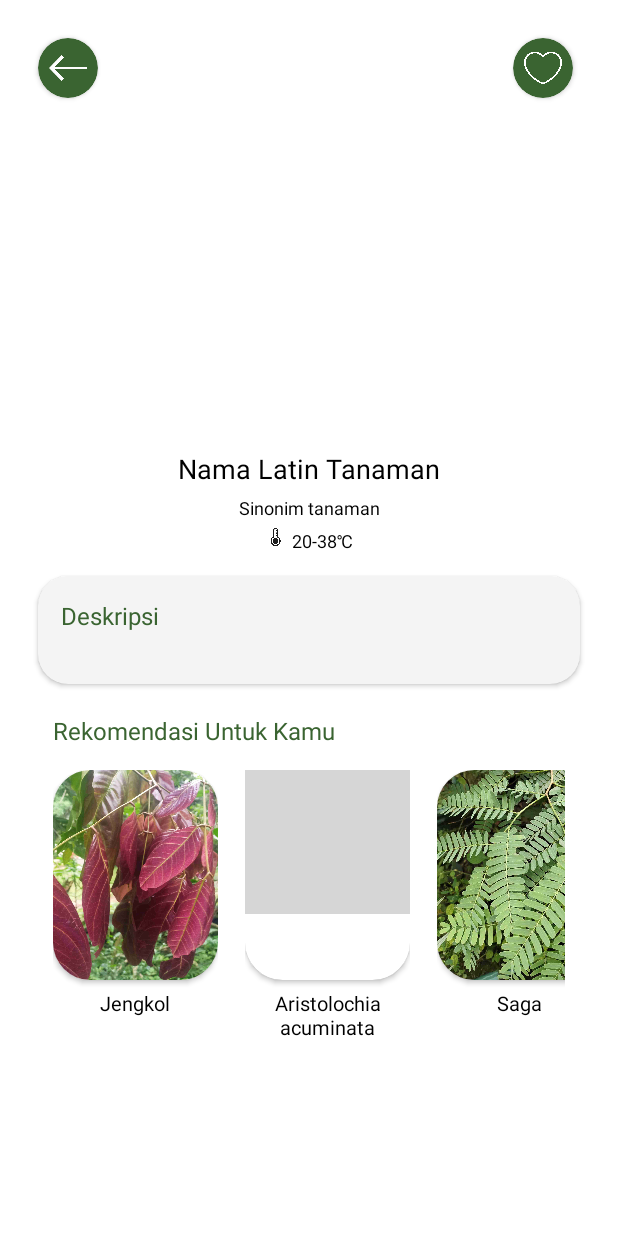
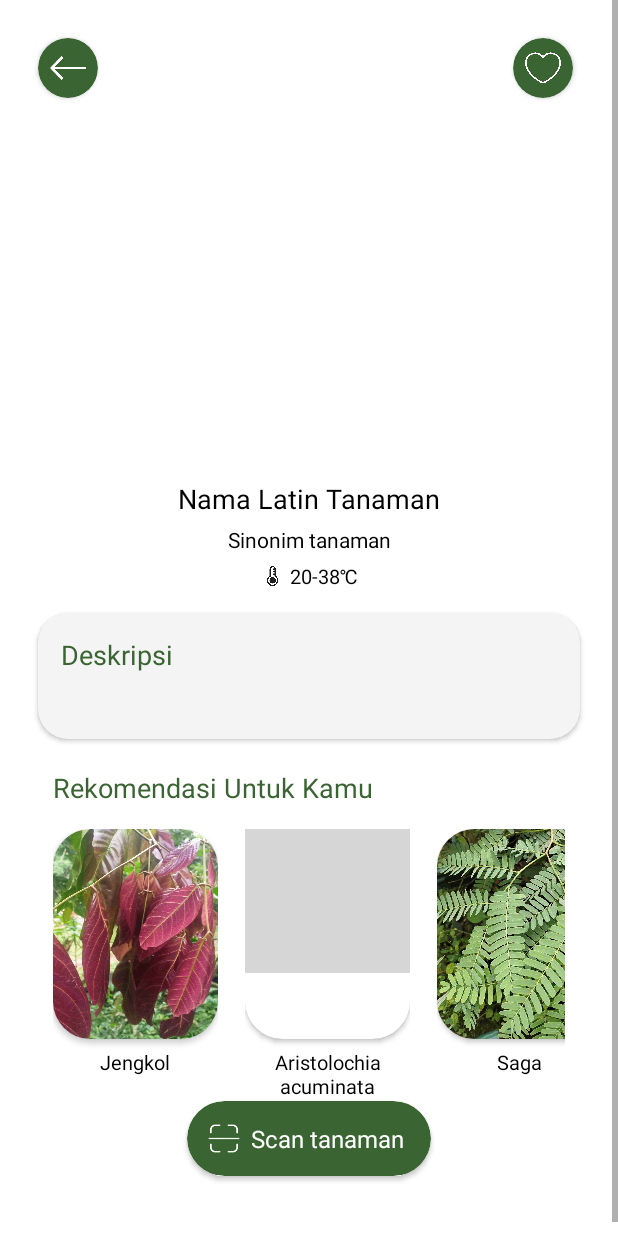
Before and after one commit to panduwjaya/Sistem-Cerdas-Rekomendasi-Tanaman, an Android app: the DetailTanamanActivity screen opened directly, with no data from a screen before it, on a phone screen of 412 x 824 dp. Run offline under Robolectric (Android 15) with nearby library versions, the phone set to English and light mode, and no system bars; our stand-ins replace CircleImageView, Room's generated code; 1 statement that could not run was skipped; grey boxes are pictures that could not be loaded.

Commit message:
Update - modify navbar, add scan button in detail

```diff
--- a/app/src/main/java/com/example/sistemcerdasrekomendasitanaman/data/database/DummyData.kt
+++ b/app/src/main/java/com/example/sistemcerdasrekomendasitanaman/data/database/DummyData.kt
@@ -12,7 +12,7 @@ object DummyData {
         Favorite(5, "Mussaenda frondosa", R.drawable.mussaenda_frondosa_1),
         Favorite(6, "Micromelum minutum", R.drawable.micromelum_minutum_1),
         Favorite(7, "Melicope latifolia", R.drawable.melicope_lunu_ankenda_1),
-        Favorite(8, "Cinnamomum verum ", R.drawable.cinnamomum_verum_1),
+        Favorite(8, "Cinamomum zeylanicum ", R.drawable.cinnamomum_verum_1),
         Favorite(9, "Uvaria grandiflora", R.drawable.uvaria_1),
         Favorite(10, "Saga", R.drawable.saga_1)
     )
@@ -77,7 +77,7 @@ object DummyData {
         DetailTanaman(
             8,
             R.drawable.cinnamomum_verum_1,
-            "Cinnamomum zeylanicum",
+            "Cinamomum zeylanicum",
             "Kayu Manis, Cinnamomum verum",
             "19–23,3℃",
             "Cinnamomum verum, dari keluarga Lauraceae, berasal dari Sri Lanka. Pohon ini dapat tumbuh hingga 17 meter dan memiliki daun hijau gelap dengan tiga urat kuning yang khas. Bunganya kecil, berwarna putih atau krem, dan buahnya berupa drupa ungu yang mengandung satu biji. Kulit kayunya digunakan sebagai rempah kayu manis, sementara minyak dari daunnya digunakan sebagai perasa."
--- a/app/src/main/java/com/example/sistemcerdasrekomendasitanaman/ui/primary/detail_tanaman/DetailTanamanActivity.kt
+++ b/app/src/main/java/com/example/sistemcerdasrekomendasitanaman/ui/primary/detail_tanaman/DetailTanamanActivity.kt
@@ -15,6 +15,7 @@ import com.example.sistemcerdasrekomendasitanaman.data.database.Favorite
 import com.example.sistemcerdasrekomendasitanaman.databinding.ActivityDetailTanamanBinding
 import com.example.sistemcerdasrekomendasitanaman.ui.adapter.HorizontalRecyclerView
 import com.example.sistemcerdasrekomendasitanaman.ui.primary.favorite.FavoriteViewModel
+import com.example.sistemcerdasrekomendasitanaman.ui.primary.scan.ScanFragment
 import kotlinx.coroutines.launch
 
 class DetailTanamanActivity : AppCompatActivity() {
@@ -38,7 +39,9 @@ class DetailTanamanActivity : AppCompatActivity() {
         binding.btnBack.setOnClickListener { finish() }
 
         setupRecommendationRecyclerView()
+        setupScanButton()
         setupFavoriteButton()
+
     }
 
     private fun setupDetailPage(plant: DetailTanaman) {
@@ -52,14 +55,9 @@ class DetailTanamanActivity : AppCompatActivity() {
         checkIfFavorite(plant.id)
     }
 
-    private fun setupFavoriteButton() {
-        binding.btnFavorite.setOnClickListener {
-            plantDetail?.let { plant ->
-                if (isFavorite) removeFromFavorite(plant) else addToFavorite(plant)
-                isFavorite = !isFavorite
-                updateFavoriteButton()
-            }
-        }
+    private fun showErrorAndFinish() {
+        Toast.makeText(this, "Detail tanaman tidak ditemukan", Toast.LENGTH_SHORT).show()
+        finish()
     }
 
     private fun setupRecommendationRecyclerView() {
@@ -76,9 +74,25 @@ class DetailTanamanActivity : AppCompatActivity() {
         adapter.setData(DummyData.detailTanaman.shuffled())
     }
 
-    private fun showErrorAndFinish() {
-        Toast.makeText(this, "Detail tanaman tidak ditemukan", Toast.LENGTH_SHORT).show()
-        finish()
+    private fun setupScanButton() {
+        binding.btnScan.setOnClickListener {
+            val scanFragment = ScanFragment()
+
+            supportFragmentManager.beginTransaction()
+                .replace(R.id.nav_host_fragment_activity_main, scanFragment)
+                .addToBackStack(null)
+                .commit()
+        }
+    }
+
+    private fun setupFavoriteButton() {
+        binding.btnFavorite.setOnClickListener {
+            plantDetail?.let { plant ->
+                if (isFavorite) removeFromFavorite(plant) else addToFavorite(plant)
+                isFavorite = !isFavorite
+                updateFavoriteButton()
+            }
+        }
     }
 
     private fun checkIfFavorite(plantId: Int) {
--- a/app/src/main/res/drawable/bottom_nav_bg.xml
+++ b/app/src/main/res/drawable/bottom_nav_bg.xml
@@ -1,6 +1,26 @@
 <?xml version="1.0" encoding="utf-8"?>
-<shape xmlns:android="http://schemas.android.com/apk/res/android" android:shape="rectangle">
+<layer-list xmlns:android="http://schemas.android.com/apk/res/android">
 
-    <solid android:color="@color/white"/>
-    <corners android:topRightRadius="50dp" android:topLeftRadius="50dp"/>
-</shape>
+    <!-- Background color -->
+    <item>
+        <shape android:shape="rectangle">
+            <solid android:color="@color/white"/>
+            <corners android:topRightRadius="50dp" android:topLeftRadius="50dp"/>
+        </shape>
+    </item>
+
+    <item>
+        <shape android:shape="rectangle">
+            <solid android:color="@color/grey"/>
+            <corners android:topRightRadius="50dp" android:topLeftRadius="50dp"/>
+        </shape>
+    </item>
+
+    <item android:top="3dp" android:left="2dp" android:right="2dp">
+        <shape android:shape="rectangle">
+            <solid android:color="@color/white"/>
+            <corners android:topRightRadius="50dp" android:topLeftRadius="50dp"/>
+        </shape>
+    </item>
+
+</layer-list>
--- a/app/src/main/res/layout/activity_detail_tanaman.xml
+++ b/app/src/main/res/layout/activity_detail_tanaman.xml
@@ -23,8 +23,8 @@
             android:layout_width="wrap_content"
             android:layout_height="wrap_content"
             android:layout_gravity="center"
-            android:layout_marginHorizontal="7dp"
-            android:layout_marginVertical="7dp"
+            android:layout_marginHorizontal="8dp"
+            android:layout_marginVertical="8dp"
             android:src="@drawable/ic_back" />
     </androidx.cardview.widget.CardView>
 
@@ -44,9 +44,44 @@
             android:layout_width="wrap_content"
             android:layout_height="wrap_content"
             android:layout_gravity="center"
-            android:layout_marginHorizontal="7dp"
-            android:layout_marginVertical="7dp"
+            android:layout_marginHorizontal="8dp"
+            android:layout_marginVertical="8dp"
             android:src="@drawable/ic_btn_fav" />
+    </androidx.cardview.widget.CardView>
+
+    <androidx.cardview.widget.CardView
+        android:id="@+id/btn_scan"
+        android:layout_width="wrap_content"
+        android:layout_height="50dp"
+        android:layout_marginBottom="40dp"
+        android:layout_gravity="bottom|center"
+        android:backgroundTint="@color/green"
+        app:cardCornerRadius="50dp">
+
+        <LinearLayout
+            android:layout_width="match_parent"
+            android:layout_height="wrap_content"
+            android:orientation="horizontal">
+
+            <ImageView
+                android:id="@+id/ic_btn_scan"
+                android:contentDescription="@string/cd_ic_scan_btn"
+                android:layout_width="25dp"
+                android:layout_height="wrap_content"
+                android:layout_marginStart="12dp"
+                android:layout_marginVertical="7dp"
+                android:src="@drawable/ic_btn_scan" />
+
+            <TextView
+                android:layout_width="wrap_content"
+                android:layout_height="wrap_content"
+                android:text="@string/btn_scan_detail"
+                android:textSize="16sp"
+                android:textColor="@color/white"
+                android:layout_marginEnd="18dp"
+                android:layout_marginStart="5dp"
+                android:layout_gravity="center_vertical"/>
+        </LinearLayout>
     </androidx.cardview.widget.CardView>
 
     <ScrollView
@@ -60,7 +95,7 @@
             <com.google.android.material.imageview.ShapeableImageView
                 android:id="@+id/iv_detail_tanaman"
                 android:layout_width="match_parent"
-                android:layout_height="280dp"
+                android:layout_height="300dp"
                 android:scaleType="centerCrop"
                 app:layout_constraintEnd_toEndOf="parent"
                 app:layout_constraintStart_toStartOf="parent"
@@ -87,7 +122,7 @@
                 android:layout_marginTop="5dp"
                 android:text="@string/sinonim_tanaman"
                 android:textColor="@color/black"
-                android:textSize="12sp"
+                android:textSize="14sp"
                 app:layout_constraintEnd_toEndOf="@+id/plant_name"
                 app:layout_constraintStart_toStartOf="@+id/plant_name"
                 app:layout_constraintTop_toBottomOf="@+id/plant_name" />
@@ -104,8 +139,9 @@
                 <ImageView
                     android:id="@+id/temp_icon"
                     android:contentDescription="@string/cd_ic_temp"
-                    android:layout_width="12dp"
-                    android:layout_height="12dp"
+                    android:layout_width="13dp"
+                    android:layout_height="13dp"
+                    android:layout_gravity="center_vertical"
                     android:src="@drawable/ic_temperature" />
 
                 <TextView
@@ -115,7 +151,7 @@
                     android:layout_marginStart="5dp"
                     android:text="@string/suhu_tanaman"
                     android:textColor="@color/black"
-                    android:textSize="12sp" />
+                    android:textSize="13sp" />
             </LinearLayout>
 
             <androidx.cardview.widget.CardView
@@ -134,7 +170,7 @@
                     android:layout_marginHorizontal="15dp"
                     android:layout_marginTop="15dp"
                     android:textColor="@color/green"
-                    android:textSize="16sp"
+                    android:textSize="18sp"
                     android:text="@string/deskripsi" />
 
                 <TextView
@@ -142,10 +178,10 @@
                     android:layout_width="match_parent"
                     android:layout_height="wrap_content"
                     android:layout_marginHorizontal="15dp"
-                    android:layout_marginTop="40dp"
+                    android:layout_marginTop="50dp"
                     android:layout_marginBottom="15dp"
                     android:textColor="@color/black"
-                    android:textSize="12sp"
+                    android:textSize="13sp"
                     tools:text="Lorem ipsum dolor sit amet consectetur." />
 
             </androidx.cardview.widget.CardView>
@@ -165,16 +201,16 @@
                     android:text="@string/rekomendasi"
                     android:layout_marginBottom="15dp"
                     android:textColor="@color/green"
-                    android:textSize="16sp" />
+                    android:textSize="18sp" />
 
                 <androidx.recyclerview.widget.RecyclerView
                     android:id="@+id/rv_rekomendasi"
                     android:layout_width="match_parent"
                     android:layout_height="wrap_content"
+                    android:layout_marginBottom="80dp"
                     android:orientation="horizontal"
                     tools:listitem="@layout/item_favorite" />
             </LinearLayout>
         </androidx.constraintlayout.widget.ConstraintLayout>
     </ScrollView>
-
 </FrameLayout>
--- a/app/src/main/res/values/colors.xml
+++ b/app/src/main/res/values/colors.xml
@@ -2,6 +2,8 @@
 <resources>
     <color name="black">#FF000000</color>
     <color name="white">#FFFFFFFF</color>
+    <color name="grey">#D9D9D9</color>
+    <color name="darkGrey">#636363</color>
     <color name="green">#3A6431</color>
     <color name="bone">#F4F4F4</color>
 </resources>
--- a/app/src/main/res/values/strings.xml
+++ b/app/src/main/res/values/strings.xml
@@ -57,4 +57,6 @@
     <string name="cd_ic_backBtn">Tombol kembali</string>
     <string name="cd_ic_fav_btn">tombol favorite</string>
     <string name="favorite_title">Favorite</string>
+    <string name="cd_ic_scan_btn">ikon tombol scan</string>
+    <string name="btn_scan_detail">Scan tanaman</string>
 </resources>
```
Also changed, not shown: app/src/main/res/drawable/ic_btn_scan.png (added).
